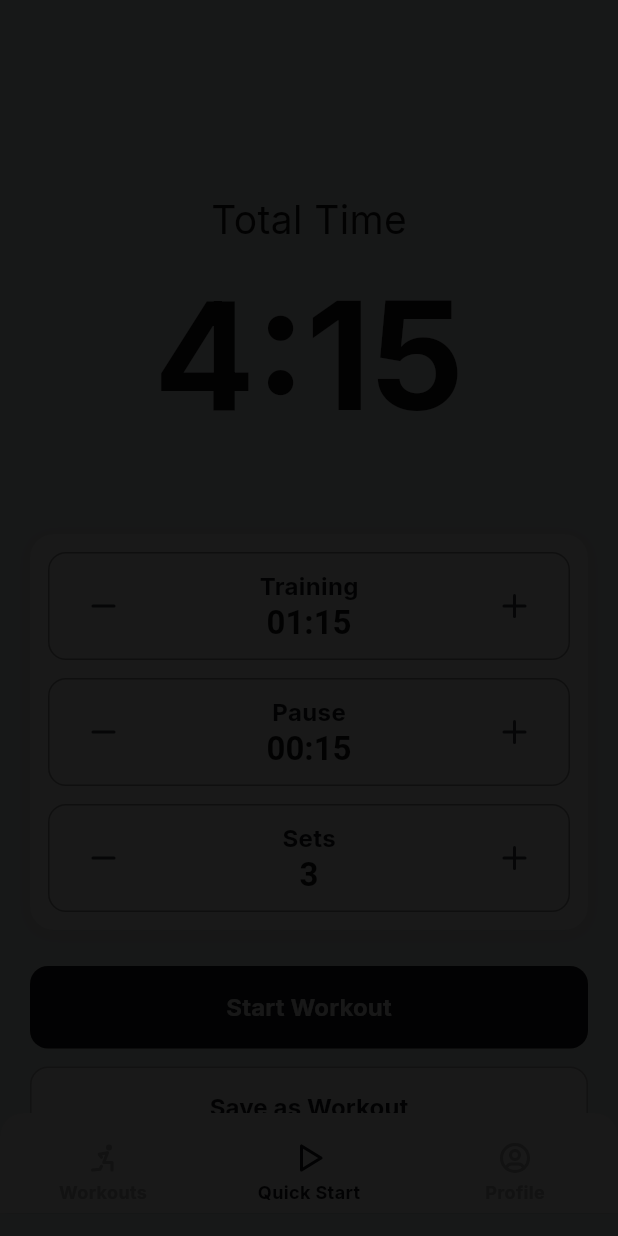
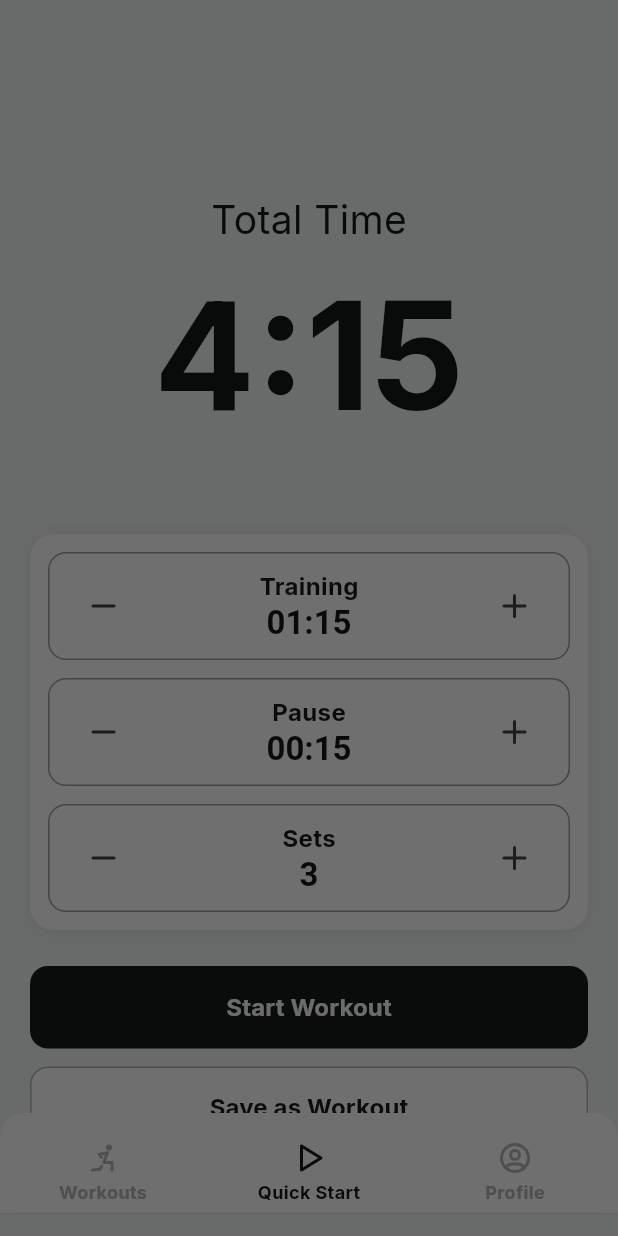
Before and after one commit to NkITaa/interval_timer, a Flutter app: the screen it shows after launch, on a phone screen of 412 x 824 dp. Run offline on Flutter 3.47's test engine with Material 3 defaults, Android fonts, the phone set to English and light mode, and no system bars; our stand-ins replace confetti, flutter_markdown, flutter_phoenix, flutter_tabler_icons, google_fonts, hive and 6 more; missing offline and left inert: audio_session, ffmpeg_kit_flutter_audio, flutter_portal; accounts and stored records are empty; generated files the repository leaves out were written again; statements that could not run were skipped.

Commit message:
bug fixes

```diff
--- a/lib/components/increment_decrement_button.dart
+++ b/lib/components/increment_decrement_button.dart
@@ -74,7 +74,8 @@ class _IncrementDecrementButtonState extends State<IncrementDecrementButton> {
                           mainAxisSize: MainAxisSize.min,
                           children: [
                             Padding(
-                              padding: const EdgeInsets.only(right: 16.0),
+                              padding:
+                                  const EdgeInsets.only(right: 24.0, left: 24),
                               child: Container(
                                 decoration: BoxDecoration(
                                   color: MyApp.of(context).isDarkMode()
@@ -97,7 +98,7 @@ class _IncrementDecrementButtonState extends State<IncrementDecrementButton> {
                             ),
                             Container(
                               padding: const EdgeInsets.only(
-                                  top: 1, bottom: 1, left: 4, right: 4),
+                                  top: 8, bottom: 8, left: 12, right: 12),
                               decoration: BoxDecoration(
                                 color: MyApp.of(context).isDarkMode()
                                     ? darkNeutral100
--- a/lib/main.dart
+++ b/lib/main.dart
@@ -58,7 +58,11 @@ void main() async {
 
 Future<void> initialise() async {
   if (Hive.box("settings").get("language") == null) {
-    await Hive.box("settings").put("language", "en");
+    if (Platform.localeName.contains("de")) {
+      await Hive.box("settings").put("language", "de");
+    } else {
+      await Hive.box("settings").put("language", "en");
+    }
   }
   if (Hive.box("settings").get("sound") == null) {
     await Hive.box("settings").put("sound", "assets/sounds/Countdown1.mp3");
--- a/lib/pages/home.dart
+++ b/lib/pages/home.dart
@@ -72,7 +72,7 @@ class _HomeState extends State<Home> {
             ? Container(
                 height: MediaQuery.of(context).size.height,
                 width: MediaQuery.of(context).size.width,
-                color: Colors.black.withOpacity(0.9))
+                color: Colors.black.withOpacity(0.56))
             : Container(),
       ],
     );
--- a/lib/pages/run/AudioHandler.dart
+++ b/lib/pages/run/AudioHandler.dart
@@ -57,6 +57,10 @@ Future<List<String>> buildFileNames(int time, String sound) async {
   Directory docDir = await getApplicationDocumentsDirectory();
 
   int rest = time - 4;
+
+  if (rest < 0) {
+    rest += 4;
+  }
 
   int thirtyMin = rest ~/ 1800;
   rest = rest % 1800;
--- a/pubspec.yaml
+++ b/pubspec.yaml
@@ -1,7 +1,7 @@
 name: interval_timer
 description: Interval Timer for all kinds of sports
 publish_to: 'none'
-version: 1.0.27+27
+version: 1.1.0+28
 
 environment:
   sdk: '>=3.0.5 <4.0.0'
```
Also changed, not shown: lib/pages/profile/profile.dart (+3 -23 lines).
